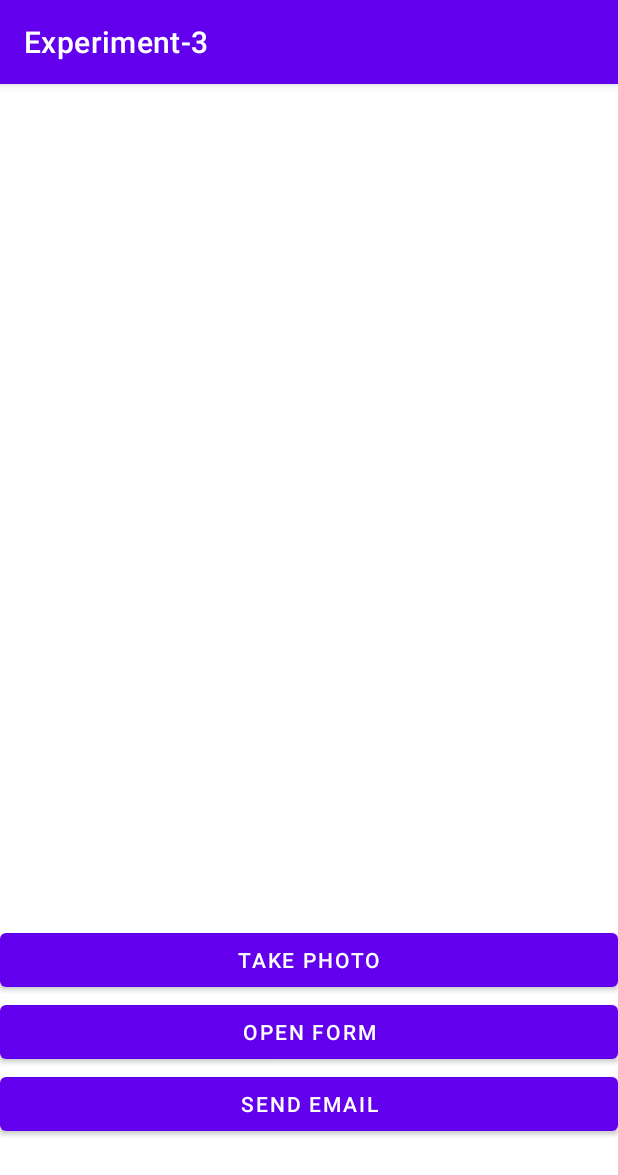
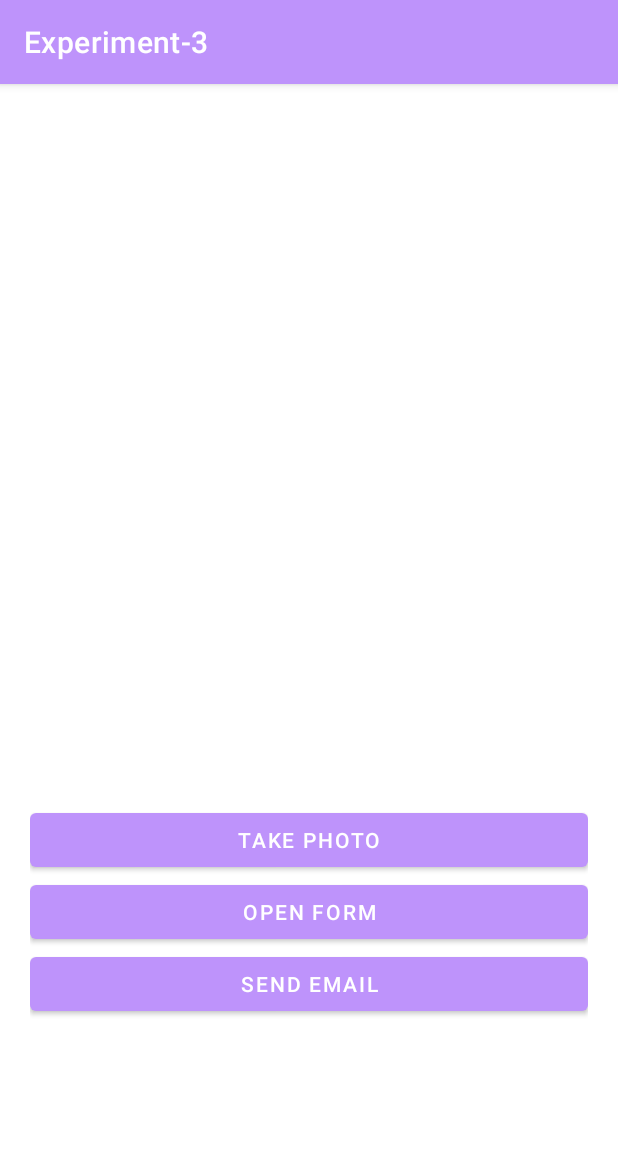
Before and after one commit to Harika-Devarapalli/3expxam, an Android app: the screen it shows after launch (MainActivity), on a phone screen of 412 x 824 dp. Shown: the top 1175 px of the screen. Run offline under Robolectric (Android 15) with nearby library versions, the phone set to English and light mode, and no system bars.

Commit message:
Final Design Changes

```diff
--- a/app/src/main/java/com/example/experiment_3/FormDisplay.java
+++ b/app/src/main/java/com/example/experiment_3/FormDisplay.java
@@ -1,7 +1,6 @@
 package com.example.experiment_3;
 
 import androidx.appcompat.app.AppCompatActivity;
-
 import android.content.Intent;
 import android.os.Bundle;
 import android.view.View;
--- a/app/src/main/res/layout/activity_main.xml
+++ b/app/src/main/res/layout/activity_main.xml
@@ -5,11 +5,12 @@
     android:layout_width="match_parent"
     android:layout_height="match_parent"
     android:orientation="vertical"
+    android:layout_margin="20dp"
     tools:context=".MainActivity">
 
     <ImageView
         android:layout_width="match_parent"
-        android:layout_height="560dp"
+        android:layout_height="460dp"
         android:id="@+id/imagecap"/>
     <Button
         android:layout_width="match_parent"
--- a/app/src/main/res/values/colors.xml
+++ b/app/src/main/res/values/colors.xml
@@ -1,7 +1,7 @@
 <?xml version="1.0" encoding="utf-8"?>
 <resources>
     <color name="purple_200">#FFBB86FC</color>
-    <color name="purple_500">#FF6200EE</color>
+    <color name="purple_500">#BE93FB</color>
     <color name="purple_700">#FF3700B3</color>
     <color name="teal_200">#FF03DAC5</color>
     <color name="teal_700">#FF018786</color>
--- a/app/src/main/res/values/themes.xml
+++ b/app/src/main/res/values/themes.xml
@@ -10,7 +10,7 @@
         <item name="colorSecondaryVariant">@color/teal_700</item>
         <item name="colorOnSecondary">@color/black</item>
         <!-- Status bar color. -->
-        <item name="android:statusBarColor" tools:targetApi="l">?attr/colorPrimaryVariant</item>
+        <item name="android:statusBarColor" tools:targetApi="l">#BA8CFB</item>
         <!-- Customize your theme here. -->
     </style>
 </resources>
```
